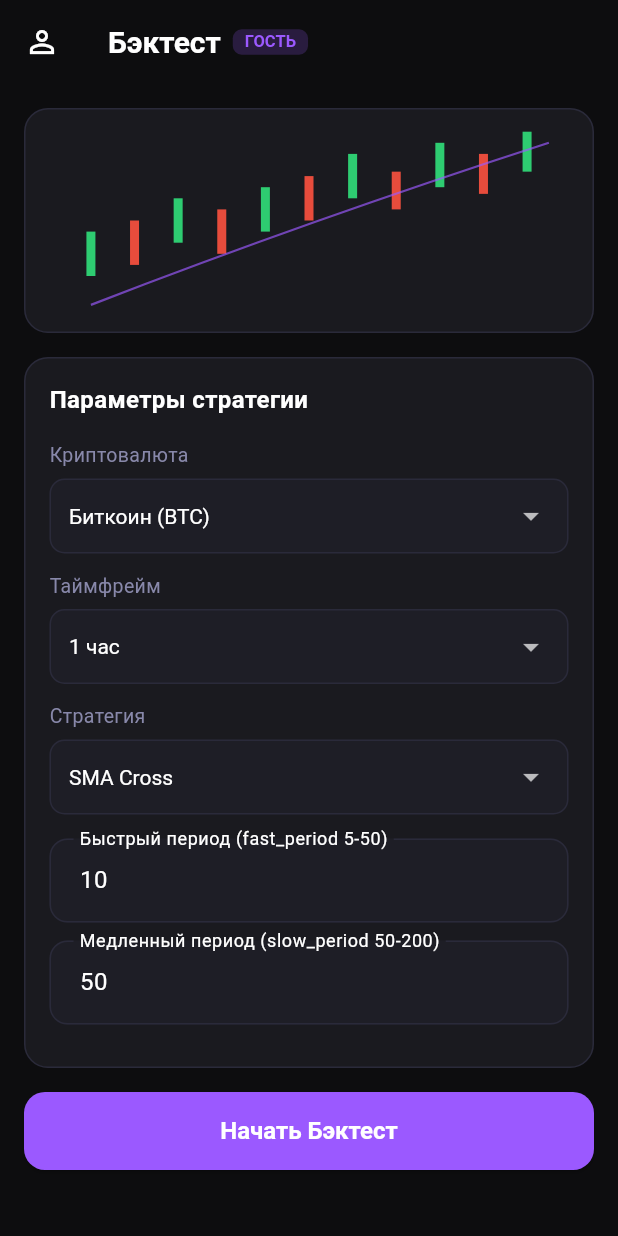
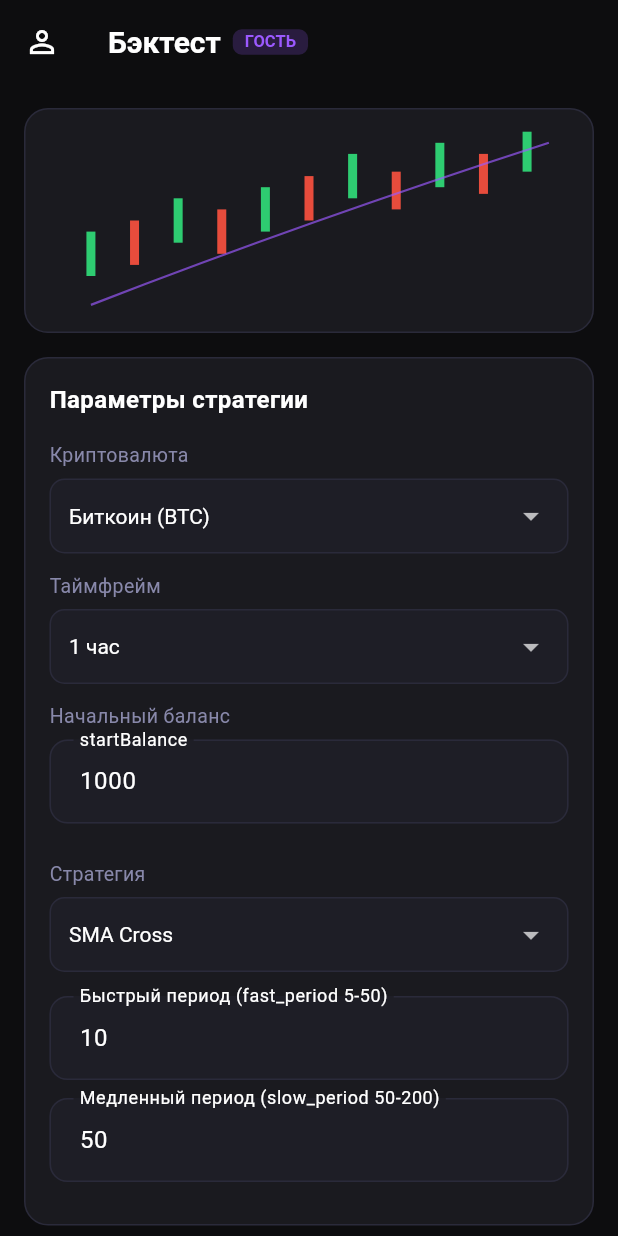
Before and after one commit to QuantVector-Team/Mobile-app, a Flutter app: the screen it shows after launch, after a tap on "Регистрация", after a tap on "Зарегистрироваться", after a tap on "Войти как гость", on a phone screen of 412 x 824 dp. Run offline on Flutter 3.47's test engine with Material 3 defaults, Android fonts, the phone set to English and light mode, and no system bars; our stand-ins replace fl_chart, shared_preferences; network calls fail.

Commit message:
норм

```diff
--- a/lib/screens/backtest_screen.dart
+++ b/lib/screens/backtest_screen.dart
@@ -56,6 +56,7 @@ class _BacktestScreenState extends State<BacktestScreen> {
   };
 
   final Map<String, TextEditingController> _controllers = {
+    'start_balance': TextEditingController(text: '1000'),
     'fast_period': TextEditingController(text: '10'),
     'slow_period': TextEditingController(text: '50'),
     'window_size': TextEditingController(text: '20'),
@@ -74,6 +75,12 @@ class _BacktestScreenState extends State<BacktestScreen> {
       controller.dispose();
     }
     super.dispose();
+  }
+
+  double _startBalance() {
+    return double.parse(
+      _controllers['start_balance']!.text.replaceAll(',', '.'),
+    );
   }
 
   String _serverStrategyName() {
@@ -128,6 +135,8 @@ class _BacktestScreenState extends State<BacktestScreen> {
 
   String? _validateStrategy() {
     try {
+      _startBalance();
+
       final params = _strategyParams();
 
       switch (_strategy) {
@@ -239,7 +248,7 @@ class _BacktestScreenState extends State<BacktestScreen> {
         token: widget.user.token,
         symbol: _symbol,
         timeframe: _timeframe,
-        startBalance: 1000.0,
+        startBalance: _startBalance(),
         feePercent: 0.1,
         strategyName: _serverStrategyName(),
         params: _strategyParams(),
@@ -610,6 +619,12 @@ class _BacktestScreenState extends State<BacktestScreen> {
                       },
                     ),
                     const SizedBox(height: 12),
+                    _sectionLabel('Начальный баланс'),
+                    _numberField(
+                      label: 'startBalance',
+                      keyName: 'start_balance',
+                    ),
+                    const SizedBox(height: 12),
                     _sectionLabel('Стратегия'),
                     _dropdownMap(
                       _strategies,
--- a/lib/services/api_service.dart
+++ b/lib/services/api_service.dart
@@ -91,7 +91,7 @@ class ApiService {
   }) async {
     return _handleRequest(() async {
       final response = await http.post(
-        Uri.parse('$baseUrl/backtest'),
+        Uri.parse('$baseUrl/backtest/run'),
         headers: _headers,
         body: jsonEncode({
           'platform': 'mobile',
```
